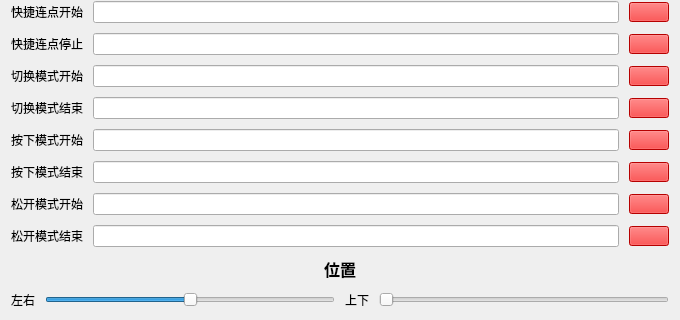
This is source/ui/PopsUi.ui in ChiyukiGana/Quickinput as Qt 5 draws it before an edit; both pictures show x 0 to 680 and y 230 to 550 of the 680 by 550 pixel window. The edited form follows.
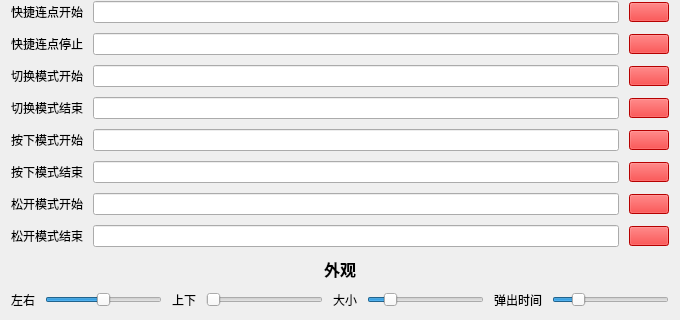
This is the edited form. Icons and pictures are not drawn.

Patch:
```diff
--- a/source/ui/PopsUi.ui
+++ b/source/ui/PopsUi.ui
@@ -612,7 +612,7 @@
          <string notr="true">font-size:16px</string>
         </property>
         <property name="text">
-         <string>位置</string>
+         <string>外观</string>
         </property>
         <property name="alignment">
          <set>Qt::AlignCenter</set>
@@ -640,7 +640,7 @@
         <item>
          <widget class="QSlider" name="sdLR">
           <property name="sizePolicy">
-           <sizepolicy hsizetype="Expanding" vsizetype="Maximum">
+           <sizepolicy hsizetype="Expanding" vsizetype="Fixed">
             <horstretch>0</horstretch>
             <verstretch>0</verstretch>
            </sizepolicy>
@@ -697,21 +697,90 @@
           </property>
          </widget>
         </item>
+        <item>
+         <widget class="QLabel" name="lbSize">
+          <property name="sizePolicy">
+           <sizepolicy hsizetype="Preferred" vsizetype="Fixed">
+            <horstretch>0</horstretch>
+            <verstretch>0</verstretch>
+           </sizepolicy>
+          </property>
+          <property name="text">
+           <string>大小</string>
+          </property>
+         </widget>
+        </item>
+        <item>
+         <widget class="QSlider" name="sdSize">
+          <property name="sizePolicy">
+           <sizepolicy hsizetype="Expanding" vsizetype="Fixed">
+            <horstretch>0</horstretch>
+            <verstretch>0</verstretch>
+           </sizepolicy>
+          </property>
+          <property name="minimum">
+           <number>10</number>
+          </property>
+          <property name="maximum">
+           <number>72</number>
+          </property>
+          <property name="singleStep">
+           <number>2</number>
+          </property>
+          <property name="pageStep">
+           <number>10</number>
+          </property>
+          <property name="value">
+           <number>20</number>
+          </property>
+          <property name="orientation">
+           <enum>Qt::Horizontal</enum>
+          </property>
+         </widget>
+        </item>
+        <item>
+         <widget class="QLabel" name="lbTime">
+          <property name="sizePolicy">
+           <sizepolicy hsizetype="Preferred" vsizetype="Fixed">
+            <horstretch>0</horstretch>
+            <verstretch>0</verstretch>
+           </sizepolicy>
+          </property>
+          <property name="text">
+           <string>弹出时间</string>
+          </property>
+         </widget>
+        </item>
+        <item>
+         <widget class="QSlider" name="sdTime">
+          <property name="sizePolicy">
+           <sizepolicy hsizetype="Expanding" vsizetype="Fixed">
+            <horstretch>0</horstretch>
+            <verstretch>0</verstretch>
+           </sizepolicy>
+          </property>
+          <property name="minimum">
+           <number>100</number>
+          </property>
+          <property name="maximum">
+           <number>5000</number>
+          </property>
+          <property name="singleStep">
+           <number>100</number>
+          </property>
+          <property name="pageStep">
+           <number>1000</number>
+          </property>
+          <property name="value">
+           <number>1000</number>
+          </property>
+          <property name="orientation">
+           <enum>Qt::Horizontal</enum>
+          </property>
+         </widget>
+        </item>
        </layout>
       </item>
-      <item>
-       <spacer name="verticalSpacer">
-        <property name="orientation">
-         <enum>Qt::Vertical</enum>
-        </property>
-        <property name="sizeHint" stdset="0">
-         <size>
-          <width>20</width>
-          <height>40</height>
-         </size>
-        </property>
-       </spacer>
-      </item>
      </layout>
     </widget>
    </item>
```
